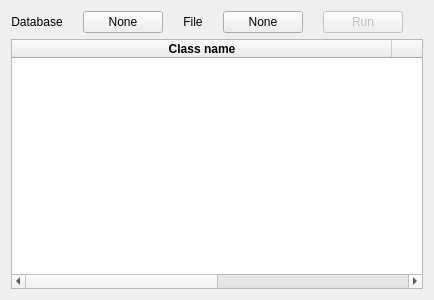
Before: the Qt Designer form probabilistic/probabilistic_view.ui in PereBal/advanced-algorithms, drawn with Qt 5.
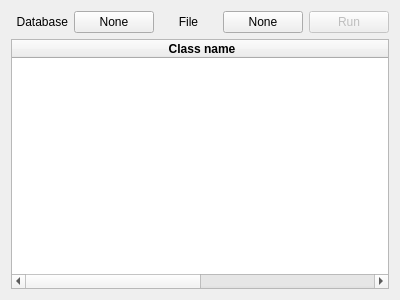
After: the same form once the commit is applied.

Commit message: Normalized WidgetViews

```diff
--- a/probabilistic/probabilistic_view.ui
+++ b/probabilistic/probabilistic_view.ui
@@ -17,10 +17,10 @@
    <item row="0" column="0">
     <layout class="QHBoxLayout" name="horizontalLayout">
      <property name="spacing">
-      <number>20</number>
+      <number>6</number>
      </property>
      <property name="rightMargin">
-      <number>20</number>
+      <number>0</number>
      </property>
      <item>
       <widget class="QLabel" name="label_3">
@@ -28,7 +28,7 @@
         <string>Database</string>
        </property>
        <property name="alignment">
-        <set>Qt::AlignCenter</set>
+        <set>Qt::AlignRight|Qt::AlignTrailing|Qt::AlignVCenter</set>
        </property>
       </widget>
      </item>
```
The commit also changes 3 other files.
